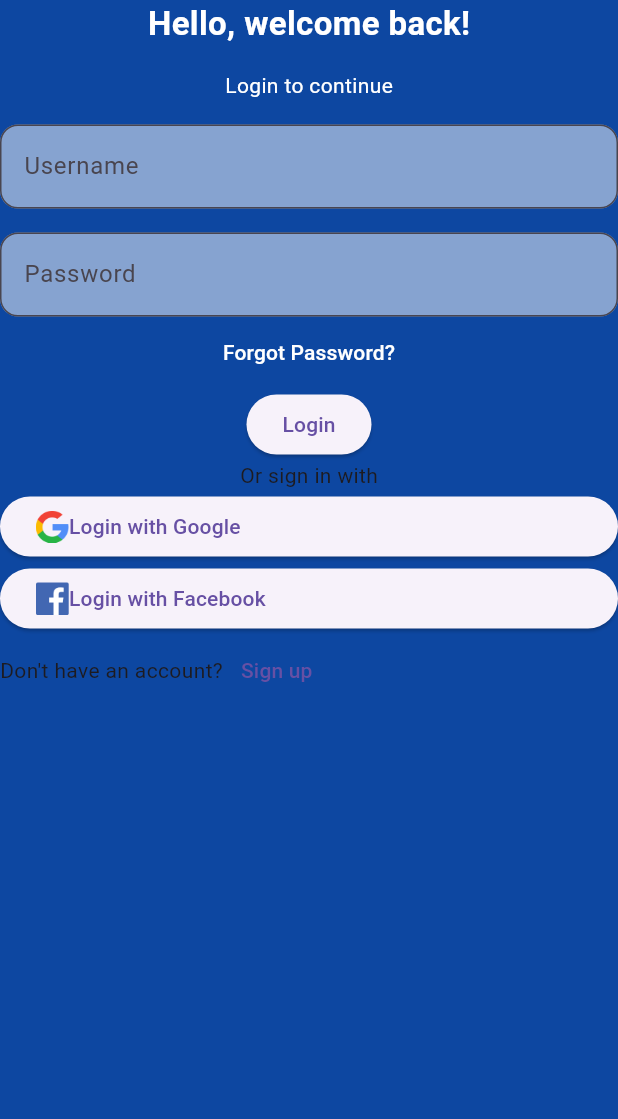
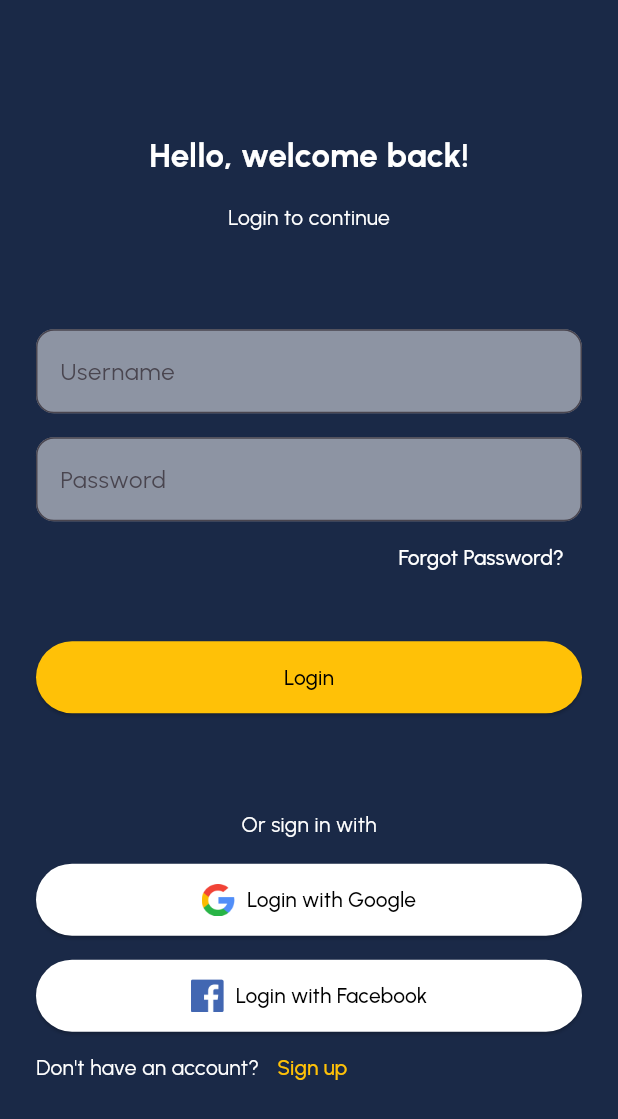
Before and after one commit to emitsianis/the-real-thing, a Flutter app: the screen it shows after launch, on a phone screen of 412 x 824 dp. Shown: the top 1119 px of the screen. Run offline on Flutter 3.47's test engine with Material 3 defaults, Android fonts, the phone set to English and light mode, and no system bars; project files that could hold a hidden picture were left out.

Commit message:
Add: Styles and Navigation

```diff
--- a/lib/login_page.dart
+++ /dev/null
@@ -1,108 +0,0 @@
-import 'package:flutter/material.dart';
-
-class LoginPage extends StatelessWidget {
-  const LoginPage({super.key});
-
-  @override
-  Widget build(BuildContext context) {
-    return Scaffold(
-      backgroundColor: Colors.blue[900],
-      body: Column(children: [
-        const Text(
-          'Hello, welcome back!',
-          style: TextStyle(
-            color: Colors.white,
-            fontSize: 22,
-            fontWeight: FontWeight.bold,
-          ),
-        ),
-        const SizedBox(height: 16),
-        const Text(
-          'Login to continue',
-          style: TextStyle(
-            color: Colors.white,
-          ),
-        ),
-        const SizedBox(height: 16),
-        TextField(
-          decoration: InputDecoration(
-            hintText: 'Username',
-            border: const OutlineInputBorder(
-              borderRadius: BorderRadius.all(Radius.circular(12)),
-            ),
-            filled: true,
-            fillColor: Colors.white.withOpacity(0.5),
-          ),
-        ),
-        const SizedBox(height: 16), // Add a SizedBox to create space between the widgets
-        TextField(
-          decoration: InputDecoration(
-            hintText: 'Password',
-            border: const OutlineInputBorder(
-              borderRadius: BorderRadius.all(Radius.circular(12)),
-            ),
-            filled: true,
-            fillColor: Colors.white.withOpacity(0.5),
-          ),
-        ),
-        TextButton(
-          onPressed: () {
-            print('Forgot button pressed');
-          },
-          style:TextButton.styleFrom(
-            foregroundColor: Colors.white,
-          ),
-          child: const Text('Forgot Password?'),
-        ),
-        ElevatedButton(
-          onPressed: () {
-            print('Login button pressed');
-          },
-          child: const Text('Login'),
-        ),
-        const Text('Or sign in with'),
-        ElevatedButton(
-          onPressed: () {
-            print('Google button pressed');
-          },
-          child: Row(
-            children: [
-              Image.asset(
-                'assets/images/google.png',
-                width: 22,
-                height: 22,
-              ),
-              const Text('Login with Google')
-            ],
-          ),
-        ),
-        ElevatedButton(
-          onPressed: () {
-            print('Google button pressed');
-          },
-          child: Row(
-            children: [
-              Image.asset(
-                'assets/images/facebook.png',
-                width: 22,
-                height: 22,
-              ),
-              const Text('Login with Facebook')
-            ],
-          ),
-        ),
-        Row(
-          children: [
-            const Text("Don't have an account?"),
-            TextButton(
-              onPressed: () {
-                print('Sign up button pressed');
-              },
-              child: const Text('Sign up'),
-            ),
-          ],
-        )
-      ]),
-    );
-  }
-}
--- a/lib/main.dart
+++ b/lib/main.dart
@@ -1,5 +1,7 @@
 import 'package:flutter/material.dart';
-import 'package:the_real_thing/login_page.dart';
+import 'package:the_real_thing/pages/home_page.dart';
+import 'package:the_real_thing/pages/login_page.dart';
+import 'package:the_real_thing/styles/app_colors.dart';
 
 void main() {
   runApp(MyApp());
@@ -8,8 +10,16 @@
 class MyApp extends StatelessWidget {
   @override
   Widget build(BuildContext context) {
-    return const MaterialApp(
-        home: LoginPage(),
+    return MaterialApp(
+      theme: ThemeData(
+        fontFamily: 'Urbanist',
+        scaffoldBackgroundColor: AppColors.background,
+      ),
+      initialRoute: '/',
+      routes: {
+        '/': (context) => LoginPage(),
+        '/home': (context) => HomePage(),
+      },
     );
   }
 }
--- /dev/null
+++ b/lib/pages/home_page.dart
@@ -0,0 +1,14 @@
+import 'package:flutter/material.dart';
+
+class HomePage extends StatelessWidget {
+  const HomePage({super.key});
+
+  @override
+  Widget build(BuildContext context) {
+    return const Scaffold(
+      body: Center(
+        child: Text('Home Page'),
+      ),
+    );
+  }
+}
--- /dev/null
+++ b/lib/pages/login_page.dart
@@ -0,0 +1,179 @@
+import 'dart:ui';
+
+import 'package:flutter/material.dart';
+import 'package:the_real_thing/pages/home_page.dart';
+
+class LoginPage extends StatelessWidget {
+  const LoginPage({super.key});
+
+  @override
+  Widget build(BuildContext context) {
+    return Scaffold(
+      body: SingleChildScrollView(
+        child: SizedBox(
+          height: MediaQuery.of(context).size.height,
+          child: Padding(
+            padding: const EdgeInsets.all(24.0),
+            child: Column(children: [
+              const Spacer(),
+              const Text(
+                'Hello, welcome back!',
+                style: TextStyle(
+                  color: Colors.white,
+                  fontSize: 22,
+                  fontWeight: FontWeight.bold,
+                ),
+              ),
+              const SizedBox(height: 16),
+              const Text(
+                'Login to continue',
+                style: TextStyle(
+                  color: Colors.white,
+                ),
+              ),
+              const Spacer(),
+              TextField(
+                decoration: InputDecoration(
+                  hintText: 'Username',
+                  border: const OutlineInputBorder(
+                    borderRadius: BorderRadius.all(Radius.circular(12)),
+                  ),
+                  filled: true,
+                  fillColor: Colors.white.withOpacity(0.5),
+                ),
+              ),
+              const SizedBox(height: 16),
+              // Add a SizedBox to create space between the widgets
+              TextField(
+                decoration: InputDecoration(
+                  hintText: 'Password',
+                  border: const OutlineInputBorder(
+                    borderRadius: BorderRadius.all(Radius.circular(12)),
+                  ),
+                  filled: true,
+                  fillColor: Colors.white.withOpacity(0.5),
+                ),
+              ),
+              Align(
+                alignment: Alignment.centerRight,
+                child: TextButton(
+                  onPressed: () {
+                    print('Forgot button pressed');
+                  },
+                  style: TextButton.styleFrom(
+                    foregroundColor: Colors.white,
+                  ),
+                  child: const Text('Forgot Password?'),
+                ),
+              ),
+              const SizedBox(height: 32),
+              SizedBox(
+                width: double.infinity,
+                height: 48,
+                child: ElevatedButton(
+                  style: ElevatedButton.styleFrom(
+                    backgroundColor: Colors.amber,
+                    foregroundColor: Colors.black,
+                  ),
+                  onPressed: () {
+                    Navigator.of(context).pushNamed('/home');
+                  },
+                  child: const Text('Login'),
+                ),
+              ),
+              const Spacer(),
+              const Text(
+                'Or sign in with',
+                style: TextStyle(
+                  color: Colors.white,
+                ),
+              ),
+              const SizedBox(
+                height: 16,
+              ),
+              SizedBox(
+                height: 48,
+                child: ElevatedButton(
+                  onPressed: () {
+                    print('Google button pressed');
+                  },
+                  style: ElevatedButton.styleFrom(
+                    backgroundColor: Colors.white,
+                    foregroundColor: Colors.black,
+                    shape: const RoundedRectangleBorder(
+                        borderRadius: BorderRadius.all(
+                      Radius.circular(50),
+                    )),
+                  ),
+                  child: Row(
+                    mainAxisAlignment: MainAxisAlignment.center,
+                    children: [
+                      Image.asset(
+                        'assets/images/google.png',
+                        width: 22,
+                        height: 22,
+                      ),
+                      const SizedBox(width: 8),
+                      const Text('Login with Google')
+                    ],
+                  ),
+                ),
+              ),
+              const SizedBox(
+                height: 16,
+              ),
+              SizedBox(
+                height: 48,
+                child: ElevatedButton(
+                  onPressed: () {
+                    print('Google button pressed');
+                  },
+                  style: ElevatedButton.styleFrom(
+                    backgroundColor: Colors.white,
+                    foregroundColor: Colors.black,
+                    shape: const RoundedRectangleBorder(
+                        borderRadius: BorderRadius.all(
+                      Radius.circular(50),
+                    )),
+                  ),
+                  child: Row(
+                    mainAxisAlignment: MainAxisAlignment.center,
+                    children: [
+                      Image.asset(
+                        'assets/images/facebook.png',
+                        width: 22,
+                        height: 22,
+                      ),
+                      const SizedBox(width: 8),
+                      const Text('Login with Facebook')
+                    ],
+                  ),
+                ),
+              ),
+              Row(
+                children: [
+                  const Text(
+                    "Don't have an account?",
+                    style: TextStyle(
+                      color: Colors.white,
+                    ),
+                  ),
+                  TextButton(
+                    onPressed: () {
+                      print('Sign up button pressed');
+                    },
+                    style: TextButton.styleFrom(
+                      foregroundColor: Colors.amber,
+                    ),
+                    child: const Text('Sign up'),
+                  ),
+                ],
+              ),
+              const Spacer(),
+            ]),
+          ),
+        ),
+      ),
+    );
+  }
+}
--- /dev/null
+++ b/lib/styles/app_colors.dart
@@ -0,0 +1,12 @@
+import 'package:flutter/material.dart';
+
+class AppColors {
+  static const primary = Color(0xffFBD512);
+  static const font = Color(0xffD8D8D8);
+  static const font2 = Color(0xff373737);
+  static const disableFont = Color(0xffA7A7A7);
+  static const disableButton = Color(0xff303030);
+  static const background = Color(0xff1A2947);
+  static const black = Color(0xff000000);
+  static const white = Color(0xffFFFFFF);
+}
```
Also changed, not shown: pubspec.yaml (+28 -21 lines).
